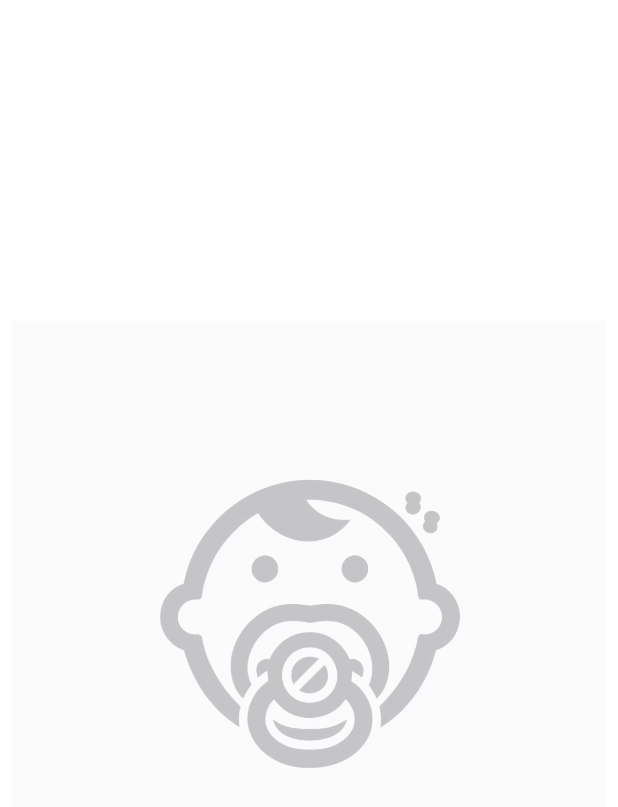
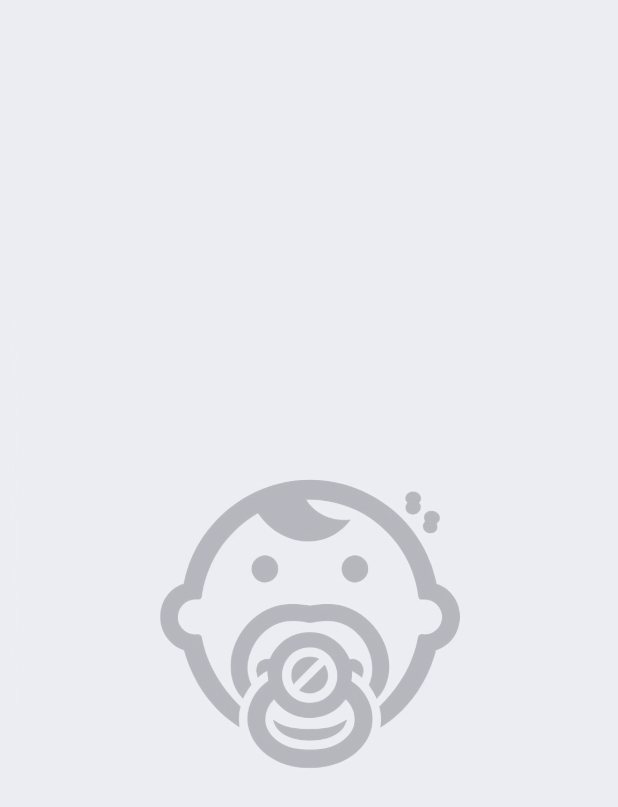
Before and after one commit to valo793/alertabucal, a Flutter app: the screen it shows after launch, on a phone screen of 412 x 824 dp. Shown: the top 807 px of the screen. Run offline on Flutter 3.47's test engine with Material 3 defaults, Android fonts, the phone set to English and light mode, and no system bars.

```diff
--- a/lib/screens/fade_transition.dart
+++ b/lib/screens/fade_transition.dart
@@ -50,7 +50,7 @@ class _InitFadeTransitionState extends State<InitFadeTransition>
   @override
   Widget build(BuildContext context) {
     return ColoredBox(
-      color: Colors.white,
+      color: const Color.fromARGB(255, 236, 237, 242),
       child: FadeTransition(
         opacity: _animation,
         child: Padding(
```
Also changed, not shown: lib/screens/homepage.dart (+13 -3 lines), assets/bebe_logo.png (added).
